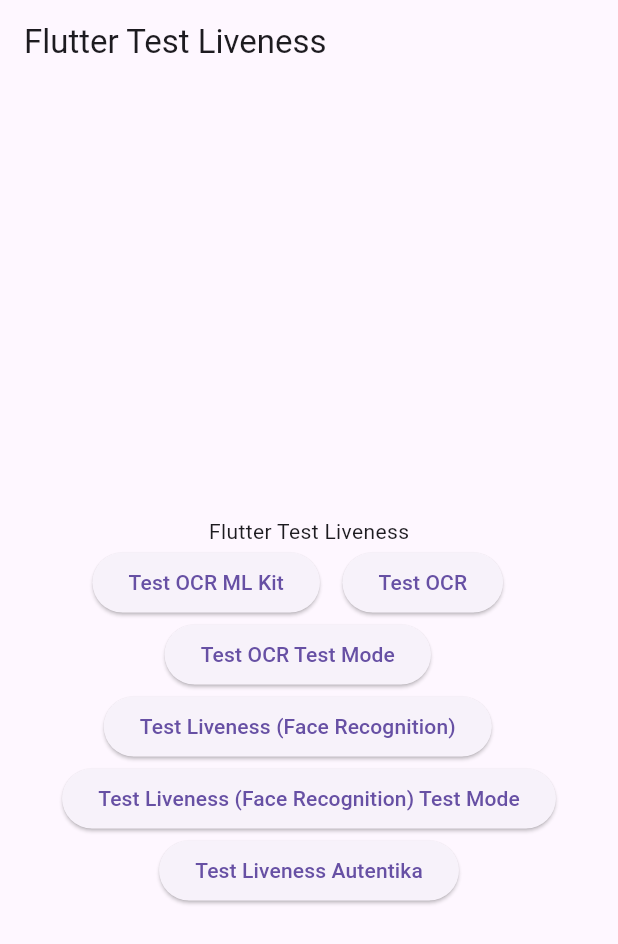
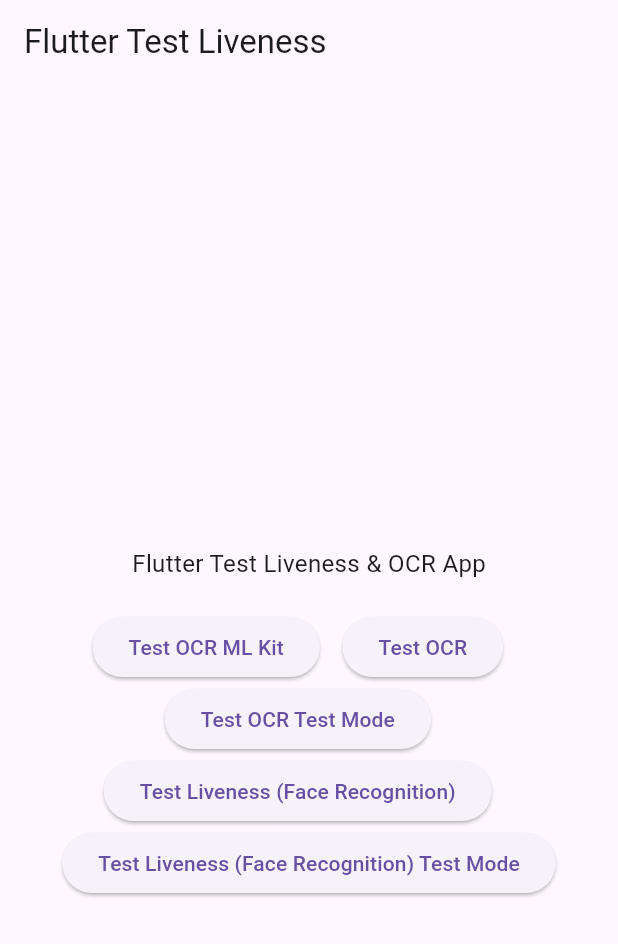
Before and after one commit to ozaenzenzen/flutter_test_mlkit_app, a Flutter app: the screen it shows after launch, on a phone screen of 412 x 824 dp. Shown: the top 944 px of the screen. Run offline on Flutter 3.47's test engine with Material 3 defaults, Android fonts, the phone set to English and light mode, and no system bars; our stand-ins replace camera, google_fonts; missing offline and left inert: google_mlkit_text_recognition, saas_mlkit; Roboto replaces fonts that are missing (Mukta).

Commit message:
update: improve screen

```diff
--- a/lib/home_screen.dart
+++ b/lib/home_screen.dart
@@ -35,24 +35,67 @@ class _HomeScreenState extends State<HomeScreen> {
   @override
   Widget build(BuildContext context) {
     return Scaffold(
-      appBar: AppBar(title: Text("Flutter Test Liveness", style: GoogleFonts.mukta())),
-      body: SingleChildScrollView(
+      appBar: AppBar(
+        title: Text(
+          "Flutter Test Liveness",
+          style: GoogleFonts.mukta(),
+        ),
+      ),
+      body: SafeArea(
+        child: SingleChildScrollView(
           child: Container(
             alignment: Alignment.center,
             child: Column(
               mainAxisAlignment: MainAxisAlignment.center,
               crossAxisAlignment: CrossAxisAlignment.center,
-            mainAxisSize: MainAxisSize.max,
               children: [
-              (dataGambarCard != null) ? Column(children: [Container(height: 300, width: 300, color: Colors.blue, child: Image.memory(base64Decode(dataGambarCard!))), const SizedBox(height: 10)]) : const SizedBox(),
-              (dataGambar != null) ? Container(height: 100, width: 100, color: Colors.blue, child: Image.memory(base64Decode(dataGambar!))) : const SizedBox(),
-              (dataOcr != null) ? Column(children: [Text("dataOcr\n\n $dataOcr"), const SizedBox(height: 10)]) : SizedBox(height: MediaQuery.of(context).size.height * .35),
+                (dataGambarCard != null || dataGambar != null || dataOcr != null || dataOcr2 != null)
+                    ? const SizedBox(height: 10)
+                    : SizedBox(
+                        height: MediaQuery.of(context).size.height * .35,
+                      ),
+                (dataGambarCard != null)
+                    ? Column(
+                        children: [
+                          Container(
+                            height: 300,
+                            width: 300,
+                            color: Colors.blue,
+                            child: Image.memory(base64Decode(dataGambarCard!)),
+                          ),
+                          const SizedBox(height: 10),
+                        ],
+                      )
+                    : const SizedBox(),
+                (dataGambar != null)
+                    ? Container(
+                        height: 100,
+                        width: 100,
+                        color: Colors.blue,
+                        child: Image.memory(base64Decode(dataGambar!)),
+                      )
+                    : const SizedBox(),
+                (dataOcr != null)
+                    ? Column(
+                        children: [
+                          Text("dataOcr\n\n $dataOcr"),
+                          const SizedBox(height: 10),
+                        ],
+                      )
+                    : const SizedBox(),
                 (dataOcr2 != null)
                     ? Text("dataOcr KTP Mapping\n\n $dataOcr2")
                     : const SizedBox(
                         // height: MediaQuery.of(context).size.height * .35,
                         ),
-              Text("Flutter Test Liveness", style: GoogleFonts.mukta()),
+                SizedBox(height: 20),
+                Text(
+                  "Flutter Test Liveness & OCR App",
+                  style: GoogleFonts.mukta(
+                    fontSize: 16,
+                  ),
+                ),
+                SizedBox(height: 20),
                 Wrap(
                   alignment: WrapAlignment.center,
                   children: [
@@ -196,56 +239,61 @@ class _HomeScreenState extends State<HomeScreen> {
                     ),
                   ],
                 ),
-              const SizedBox(width: 15),
-              ElevatedButton(
-                onPressed: () async {
-                  // try {
-                  //   OcrResultModel res = await MncIdentifierOcr.startCaptureKtp(withFlash: true, cameraOnly: true);
-                  //   debugPrint('result: ${res.toJson()}');
-                  // } catch (e) {
-                  //   debugPrint('something goes wrong $e');
-                  // }
-                  // setState(() {
-                  //   dataGambar = null;
-                  // });
-                  // Navigator.push(
-                  //   context,
-                  //   MaterialPageRoute(
-                  //     builder: (context) {
-                  //       return CameraLivenessScreen(
-                  //         testMode: true,
-                  //         callback: (String image) {
-                  //           setState(() {
-                  //             dataGambar = image;
-                  //           });
-                  //         },
-                  //       );
-                  //       // return const TextRecognizerView();
-                  //     },
+                // const SizedBox(width: 15),
+                // ElevatedButton(
+                //   onPressed: () async {
+                //     // try {
+                //     //   OcrResultModel res = await MncIdentifierOcr.startCaptureKtp(withFlash: true, cameraOnly: true);
+                //     //   debugPrint('result: ${res.toJson()}');
+                //     // } catch (e) {
+                //     //   debugPrint('something goes wrong $e');
+                //     // }
+                //     // setState(() {
+                //     //   dataGambar = null;
+                //     // });
+                //     // Navigator.push(
+                //     //   context,
+                //     //   MaterialPageRoute(
+                //     //     builder: (context) {
+                //     //       return CameraLivenessScreen(
+                //     //         testMode: true,
+                //     //         callback: (String image) {
+                //     //           setState(() {
+                //     //             dataGambar = image;
+                //     //           });
+                //     //         },
+                //     //       );
+                //     //       // return const TextRecognizerView();
+                //     //     },
+                //     //   ),
+                //     // );
+                //     setState(() {
+                //       dataGambar = null;
+                //     });
+                //     // Navigator.push(
+                //     //   context,
+                //     //   MaterialPageRoute(
+                //     //     builder: (context) {
+                //     //       return CameraLivenessAutentikaScreen(
+                //     //         testMode: true,
+                //     //         onImageCaptured: (image) {
+                //     //           setState(() {
+                //     //             dataGambar = image;
+                //     //           });
+                //     //         },
+                //     //       );
+                //     //     },
+                //     //   ),
+                //     // );
+                //   },
+                //   child: Text(
+                //     "Test Liveness Autentika",
+                //     style: GoogleFonts.mukta(),
                 //   ),
-                  // );
-                  setState(() {
-                    dataGambar = null;
-                  });
-                  // Navigator.push(
-                  //   context,
-                  //   MaterialPageRoute(
-                  //     builder: (context) {
-                  //       return CameraLivenessAutentikaScreen(
-                  //         testMode: true,
-                  //         onImageCaptured: (image) {
-                  //           setState(() {
-                  //             dataGambar = image;
-                  //           });
-                  //         },
-                  //       );
-                  //     },
-                  //   ),
-                  // );
-                },
-                child: Text("Test Liveness Autentika", style: GoogleFonts.mukta()),
+                // ),
+                (dataGambarCard != null || dataGambar != null || dataOcr != null || dataOcr2 != null) ? const SizedBox(height: 40) : const SizedBox(height: 10),
+              ],
             ),
-            ],
           ),
         ),
       ),
```
Also changed, not shown: lib/camera_ocr_screen.dart (+24 -2 lines), 1 other file. Lines whose indentation alone changed are shown as unchanged.
